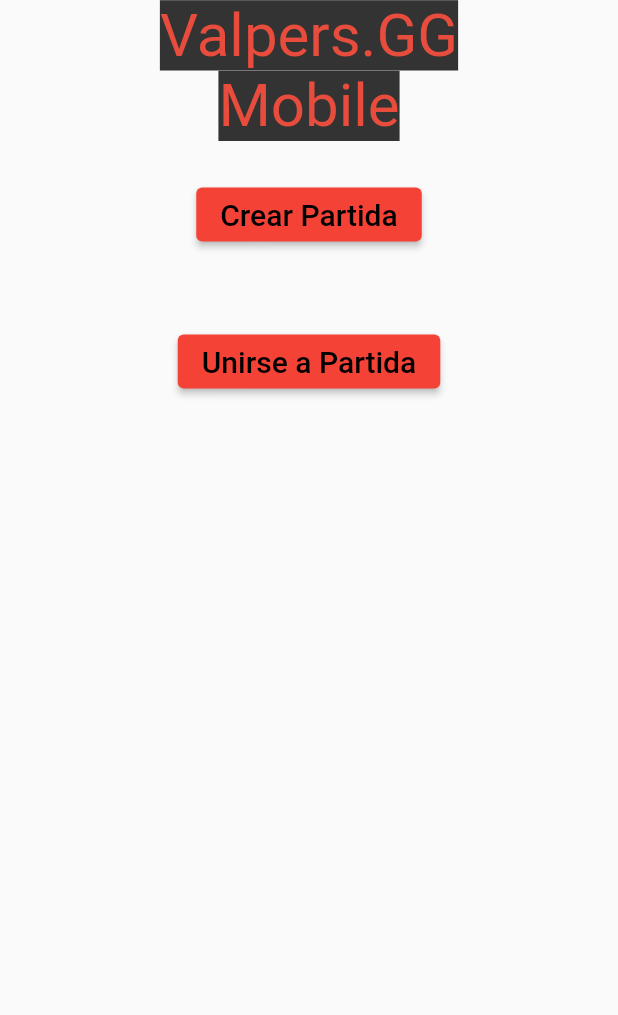
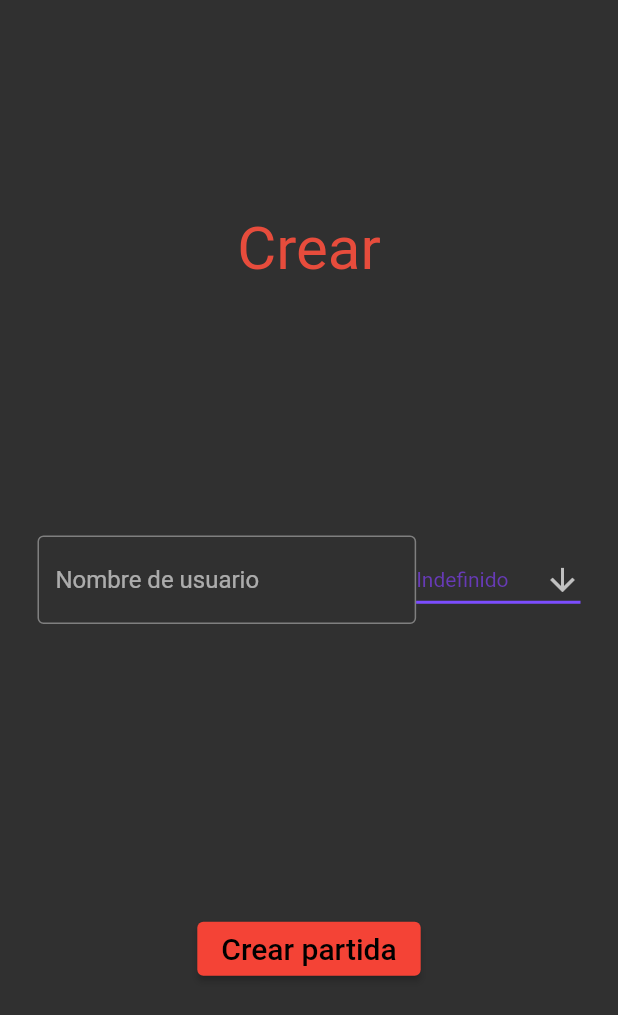
Before and after one commit to juanpurpp/Valpers-Mobile, a Flutter app: the screen it shows after launch, on a phone screen of 412 x 824 dp. Shown: the top 1015 px of the screen. Run offline on Flutter 3.47's test engine with Material 2 defaults, Android fonts, the light colour scheme and no system bars.

Commit message:
Widget Crear casi listo
falta el boton para volver hacia atras, el cual sera estandar en nuestro proyecto

```diff
--- a/lib/main.dart
+++ b/lib/main.dart
@@ -1,6 +1,6 @@
 import 'package:flutter/material.dart';
 //Se importan los widgets
-import 'package:valpersmobile/widgets/inicio.dart';
+import 'package:valpersmobile/widgets/crear.dart';
 
 
 void main() {
@@ -16,6 +16,7 @@ class MyApp extends StatelessWidget {
     return MaterialApp(
       title: 'Valpers',
       theme: ThemeData(
+        brightness: Brightness.dark,
         primarySwatch: Colors.red,
       ),
       initialRoute: '/',
--- /dev/null
+++ b/lib/widgets/crear.dart
@@ -0,0 +1,88 @@
+import 'package:flutter/material.dart';
+
+class Inicio extends StatelessWidget {
+  const Inicio({super.key});
+
+  @override
+  Widget build(BuildContext context) {
+    return Scaffold(
+        body:
+        Center(child:
+
+
+
+        Column (mainAxisAlignment: MainAxisAlignment.spaceEvenly,children: <Widget>[
+          const Text("Crear", style:TextStyle(color: Color(0xFFE74C3C),fontSize: 40.0),),
+          Container(
+            margin: const EdgeInsets.all(25),
+            child: Row(mainAxisAlignment: MainAxisAlignment.spaceEvenly,children: const <Widget>[
+              Expanded(
+                child: TextField(
+                  decoration: InputDecoration(
+                    border: OutlineInputBorder(),
+                    hintText: 'Nombre de usuario  ',
+                  ),
+                ),
+              ),
+              DropdownButtonExample(),
+            ],)
+
+          ),
+          Container(
+            margin: EdgeInsets.all(25),
+            child: ElevatedButton(
+              style: ElevatedButton.styleFrom(
+                foregroundColor: Colors.black,
+              ),
+              onPressed: () {},
+              child: const Text('Crear partida', style:TextStyle(fontSize: 20.0),),
+            )
+          )
+        ])
+      )
+    );
+  }
+}
+
+
+//dropdown
+const List<String> list = <String>['Indefinido','Hierro-1', 'Hierro-2', 'Hierro-3', 'Bronce-1', 'Bronce-2', 'Bronce-3', 'Plata-1',
+'Plata-2', 'Plata-3', 'Oro-1', 'Oro-2', 'Oro-3', 'Platino-1', 'Platino-2', 'Platino-3','Diamante-1','Diamante-2','Diamante-3',
+'Ascendente-1','Ascendente-2','Ascendente-3','Inmortal-1','Inmortal-2','Inmortal-3','Radiante'];
+
+class DropdownButtonExample extends StatefulWidget {
+  const DropdownButtonExample({super.key});
+
+  @override
+  State<DropdownButtonExample> createState() => _DropdownButtonExampleState();
+}
+
+class _DropdownButtonExampleState extends State<DropdownButtonExample> {
+  String dropdownValue = list.first;
+
+  @override
+  Widget build(BuildContext context) {
+    return DropdownButton<String>(
+      value: dropdownValue,
+      icon: const Icon(Icons.arrow_downward),
+      elevation: 16,
+      style: const TextStyle(color: Colors.deepPurple),
+      underline: Container(
+        height: 2,
+        color: Colors.deepPurpleAccent,
+      ),
+      onChanged: (String? value) {
+        // This is called when the user selects an item.
+        setState(() {
+          dropdownValue = value!;
+        });
+      },
+      items: list.map<DropdownMenuItem<String>>((String value) {
+        return DropdownMenuItem<String>(
+          value: value,
+          child: Text(value),
+        );
+      }).toList(),
+    );
+  }
+}
--- a/lib/widgets/inicio.dart
+++ /dev/null
@@ -1,35 +0,0 @@
-import 'package:flutter/material.dart';
-
-class Inicio extends StatelessWidget {
-  const Inicio({super.key});
-
-  @override
-  Widget build(BuildContext context) {
-    return Scaffold(
-        body: Center(child: Column(children: <Widget>[
-          Text("Valpers.GG\nMobile", style:TextStyle(color: Color(0xFFE74C3C), backgroundColor: Color(0xFF333333), fontSize: 40.0), textAlign: TextAlign.center,),
-          Container(
-            margin: EdgeInsets.all(25),
-            child: ElevatedButton(
-              style: ElevatedButton.styleFrom(
-                foregroundColor: Colors.black
-              ),
-              child:Text('Crear Partida', style:TextStyle(fontSize: 20.0),),
-              onPressed: () {},
-            )
-          ),
-          Container(
-            margin: EdgeInsets.all(25),
-            child: ElevatedButton(
-              style: ElevatedButton.styleFrom(
-                foregroundColor: Colors.black,
-              ),
-              onPressed: () {},
-              child: const Text('Unirse a Partida', style:TextStyle(fontSize: 20.0),),
-            )
-          )
-        ])
-      )
-    );
-  }
-}
```
